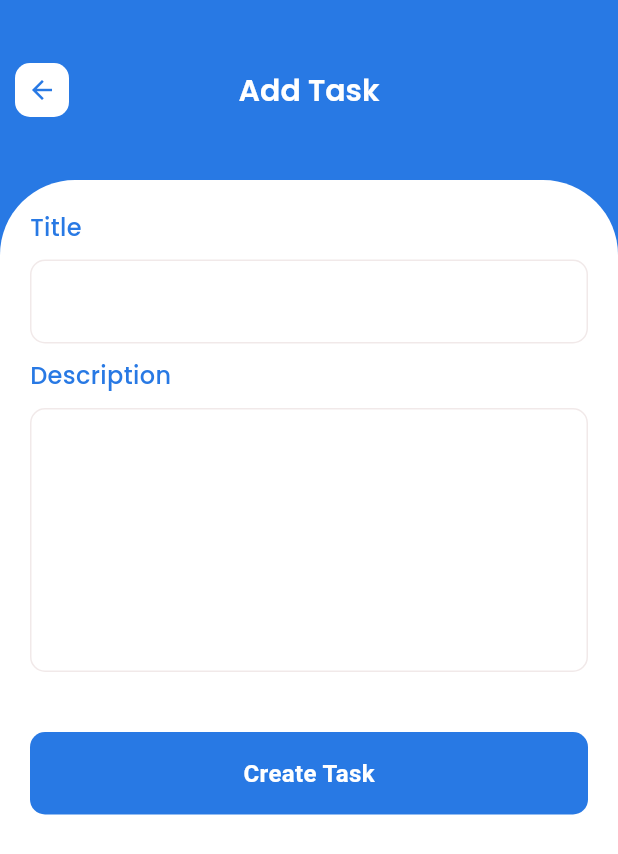
After one commit to YasithWijesuriya/myTodo_app, a Flutter app: the screen it shows after launch, on a phone screen of 412 x 824 dp. The commit adds this screen. Shown: the top 854 px of the screen. Run offline on Flutter 3.47's test engine with Material 3 defaults, Android fonts, the phone set to English and light mode, and no system bars; our stand-ins replace lottie.

Commit message:
created add-todo file ✔

```diff
--- /dev/null
+++ b/mytodoapp_frontend/lib/features/todo/ui/add-todo.dart
@@ -0,0 +1,152 @@
+import 'package:flutter/material.dart';
+import 'package:mytodo_app/contants/color.dart';
+
+class addTodo extends StatefulWidget {
+  const addTodo({super.key});
+
+  @override
+  State<addTodo> createState() => _addTodoState();
+}
+
+class _addTodoState extends State<addTodo> {
+  final TextEditingController _titlecontroller = TextEditingController();
+  final TextEditingController _descriptionController = TextEditingController();
+  @override
+  Widget build(BuildContext context) {
+    double screenHeight = MediaQuery.of(context).size.height;
+    double screenWidth = MediaQuery.of(context).size.width;
+    return Scaffold(
+      backgroundColor: AppColors.accentColor,
+      appBar: AppBar(
+        toolbarHeight: 120,
+        centerTitle: true,
+        title: Text(
+          'Add Task',
+          style: TextStyle(
+            fontSize: 20,
+            fontFamily: 'poppins',
+            color: Colors.white,
+            fontWeight: FontWeight.w600,
+          ),
+        ),
+        leading: Column(mainAxisAlignment: MainAxisAlignment.center, children: [
+          Container(
+            height: 36,
+            width: 36,
+            decoration: BoxDecoration(
+                color: Colors.white, borderRadius: BorderRadius.circular(10)),
+            child: Center(
+              child: Icon(
+                Icons.arrow_back,
+                color: AppColors.accentColor,
+                size: 20,
+              ),
+            ),
+          ),
+        ]),
+        backgroundColor: AppColors.accentColor,
+      ),
+      body:Container(
+          padding: EdgeInsets.symmetric(
+            horizontal: 20,
+            vertical: 20,
+          ),
+          width: screenWidth,
+          height: screenHeight - 120,
+          decoration: BoxDecoration(
+            borderRadius: BorderRadius.only(
+                topLeft: Radius.circular(50), topRight: Radius.circular(50)),
+            color: Colors.white,
+          ),
+          child: Column(
+            crossAxisAlignment: CrossAxisAlignment.start,
+            children: [
+              Text(
+                'Title',
+                style: TextStyle(
+                  color: AppColors.accentColor,
+                  fontWeight: FontWeight.w500,
+                  fontFamily: 'poppins',
+                  fontSize: 16,
+                ),
+              ),
+              SizedBox(
+                height: 10,
+              ),
+              TextField(
+                controller: _titlecontroller,
+                decoration: InputDecoration(
+                  filled: true,
+                  fillColor: const Color.fromARGB(255, 255, 255, 255),
+                  enabledBorder: OutlineInputBorder(
+                    borderRadius: BorderRadius.circular(10),
+                    borderSide: const BorderSide(
+                      color: AppColors.textFieldBorderColor,
+                    ),
+                  ),
+                  focusedBorder: OutlineInputBorder(
+                    borderRadius: BorderRadius.circular(10),
+                    borderSide: const BorderSide(
+                      color: AppColors.textFieldBorderColor,
+                    ),
+                  ),
+                ),
+              ),
+              const SizedBox(height: 10),
+              const Text(
+                'Description',
+                style: TextStyle(
+                  color: AppColors.accentColor,
+                  fontWeight: FontWeight.w500,
+                  fontFamily: 'poppins',
+                  fontSize: 16,
+                ),
+              ),
+              const SizedBox(height: 10),
+              TextField(
+                minLines: 6,
+                maxLines: 8,
+                controller: _descriptionController,
+                decoration: InputDecoration(
+                  filled: true,
+                  fillColor: Colors.white,
+                  enabledBorder: OutlineInputBorder(
+                    borderRadius: BorderRadius.circular(10),
+                    borderSide: const BorderSide(
+                      color: AppColors.textFieldBorderColor,
+                    ),
+                  ),
+                  focusedBorder: OutlineInputBorder(
+                    borderRadius: BorderRadius.circular(10),
+                    borderSide: const BorderSide(
+                      color: AppColors.textFieldBorderColor,
+                    ),
+                  ),
+                ),
+              ),
+             const SizedBox(height: 40),
+              Container(
+                decoration: BoxDecoration(
+                  color: AppColors.accentColor,
+                  borderRadius: BorderRadius.circular(10),
+                ),
+                width: screenWidth,
+                height: 55,
+                child: const Center(
+                  child: Text(
+                    'Create Task',
+                    style: TextStyle(
+                      color: Colors.white,
+                      fontSize: 16,
+                      fontWeight: FontWeight.bold,
+                    ),
+                  ),
+                ),
+              ),
+
+            ],
+          ),
+        ),
+    );
+  }
+}
--- a/mytodoapp_frontend/lib/main.dart
+++ b/mytodoapp_frontend/lib/main.dart
@@ -2,6 +2,7 @@ import 'package:flutter/material.dart';
 import 'package:mytodo_app/features/authentication/ui/loginScreen.dart';
 import 'package:mytodo_app/features/authentication/ui/signUpScreen.dart';
 import 'package:mytodo_app/features/home/ui/homeScreen.dart';
+import 'package:mytodo_app/features/todo/ui/add-todo.dart';
 import 'package:mytodo_app/splash_screen.dart';
 
 void main() {
@@ -36,7 +37,7 @@ class MyApp extends StatelessWidget {
         colorScheme: ColorScheme.fromSeed(seedColor: Colors.deepPurple),
         useMaterial3: true,
       ),
-      home: const homePage(),
+      home: const addTodo(),
     );
   }
 }
```
